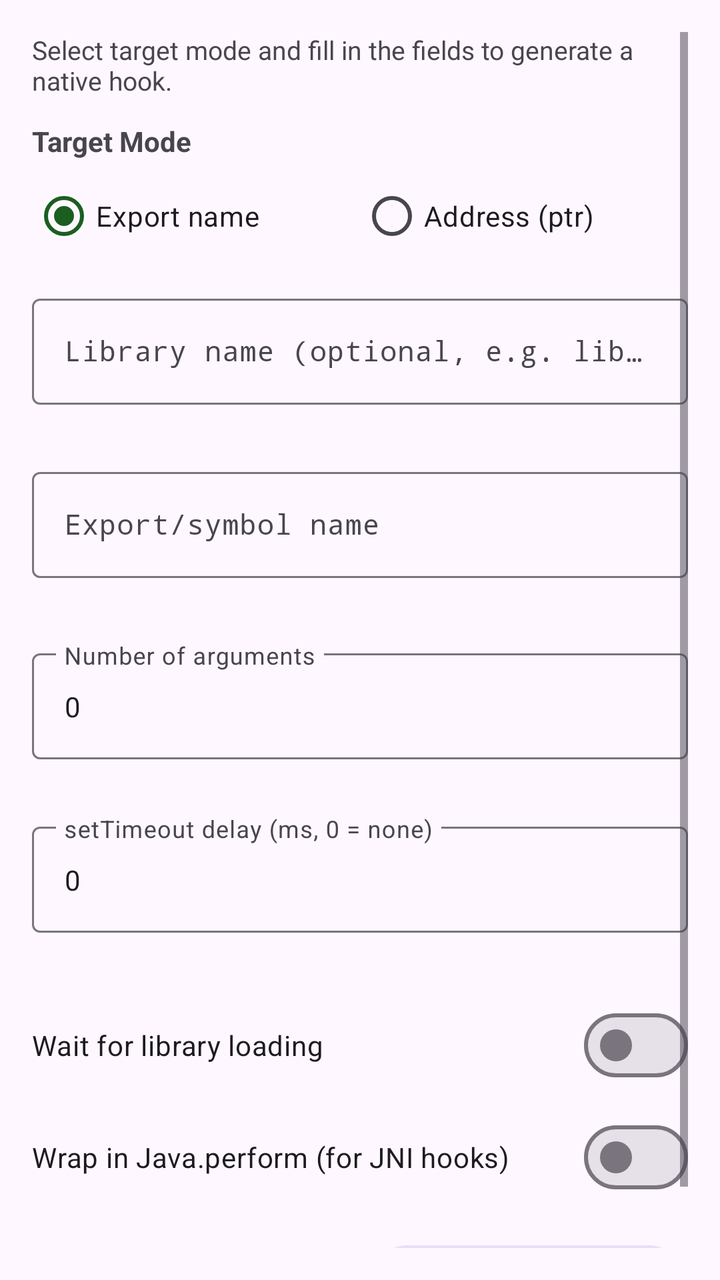
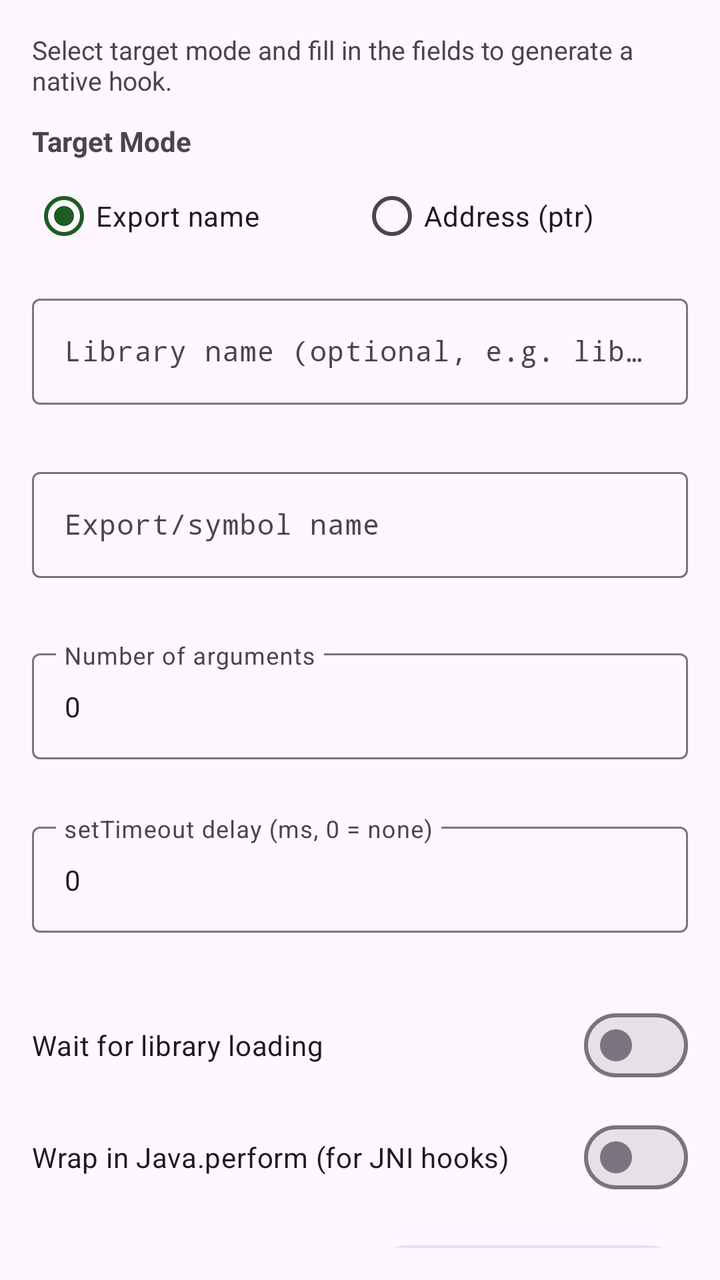

Before-and-after screenshots of an Android layout around one commit, followed by the original layout XML and the change that was made.
<!-- AndroidManifest.xml: application theme AppTheme -->
<!-- res/layout/fragment_native_hook.xml -->
<?xml version="1.0" encoding="utf-8"?>
<androidx.coordinatorlayout.widget.CoordinatorLayout xmlns:android="http://schemas.android.com/apk/res/android"
    xmlns:app="http://schemas.android.com/apk/res-auto"
    android:id="@+id/coordinator"
    android:layout_width="match_parent"
    android:layout_height="match_parent">

<ScrollView
    android:layout_width="match_parent"
    android:layout_height="match_parent"
    android:padding="16dp">

    <LinearLayout
        android:layout_width="match_parent"
        android:layout_height="wrap_content"
        android:orientation="vertical">

        <TextView
            android:id="@+id/text_helper"
            android:layout_width="match_parent"
            android:layout_height="wrap_content"
            android:text="@string/helper_native_hook"
            android:textColor="?android:textColorSecondary"
            android:textSize="13sp"
            android:layout_marginBottom="12dp" />

        
        <TextView
            android:layout_width="wrap_content"
            android:layout_height="wrap_content"
            android:text="@string/label_target_mode"
            android:textStyle="bold"
            android:textSize="14sp" />

        <RadioGroup
            android:id="@+id/radio_target_mode"
            android:layout_width="match_parent"
            android:layout_height="wrap_content"
            android:orientation="horizontal"
            android:layout_marginTop="4dp">

            <com.google.android.material.radiobutton.MaterialRadioButton
                android:id="@+id/radio_export"
                android:layout_width="0dp"
                android:layout_height="wrap_content"
                android:layout_weight="1"
                android:minHeight="48dp"
                android:text="@string/radio_export"
                android:checked="true" />

            <com.google.android.material.radiobutton.MaterialRadioButton
                android:id="@+id/radio_address"
                android:layout_width="0dp"
                android:layout_height="wrap_content"
                android:layout_weight="1"
                android:minHeight="48dp"
                android:text="@string/radio_address" />

        </RadioGroup>

        
        <com.google.android.material.textfield.TextInputLayout
            android:id="@+id/layout_lib_name"
            android:layout_width="match_parent"
            android:layout_height="wrap_content"
            android:layout_marginTop="12dp"
            android:hint="@string/hint_lib_name"
            app:errorEnabled="true"
            style="@style/Widget.Material3.TextInputLayout.OutlinedBox">

            <com.google.android.material.textfield.TextInputEditText
                android:id="@+id/edit_lib_name"
                android:layout_width="match_parent"
                android:layout_height="wrap_content"
                android:inputType="text"
                android:imeOptions="actionNext"
                android:maxLength="256"
                android:fontFamily="monospace"
                android:textSize="14sp" />

        </com.google.android.material.textfield.TextInputLayout>

        
        <com.google.android.material.textfield.TextInputLayout
            android:id="@+id/layout_export_name"
            android:layout_width="match_parent"
            android:layout_height="wrap_content"
            android:layout_marginTop="8dp"
            android:hint="@string/hint_export_name"
            app:errorEnabled="true"
            style="@style/Widget.Material3.TextInputLayout.OutlinedBox">

            <com.google.android.material.textfield.TextInputEditText
                android:id="@+id/edit_export_name"
                android:layout_width="match_parent"
                android:layout_height="wrap_content"
                android:inputType="text"
                android:imeOptions="actionNext"
                android:maxLength="512"
                android:fontFamily="monospace"
                android:textSize="14sp" />

        </com.google.android.material.textfield.TextInputLayout>

        
        <com.google.android.material.textfield.TextInputLayout
            android:id="@+id/layout_address_field"
            android:layout_width="match_parent"
            android:layout_height="wrap_content"
            android:layout_marginTop="8dp"
            android:hint="@string/hint_address"
            android:visibility="gone"
            app:errorEnabled="true"
            style="@style/Widget.Material3.TextInputLayout.OutlinedBox">

            <com.google.android.material.textfield.TextInputEditText
                android:id="@+id/edit_address"
                android:layout_width="match_parent"
                android:layout_height="wrap_content"
                android:inputType="text"
                android:imeOptions="actionNext"
                android:maxLength="20"
                android:fontFamily="monospace"
                android:textSize="14sp" />

        </com.google.android.material.textfield.TextInputLayout>

        
        <com.google.android.material.textfield.TextInputLayout
            android:id="@+id/layout_arg_count"
            android:layout_width="match_parent"
            android:layout_height="wrap_content"
            android:layout_marginTop="12dp"
            android:hint="@string/hint_arg_count"
            app:errorEnabled="true"
            style="@style/Widget.Material3.TextInputLayout.OutlinedBox">

            <com.google.android.material.textfield.TextInputEditText
                android:id="@+id/edit_arg_count"
                android:layout_width="match_parent"
                android:layout_height="wrap_content"
                android:inputType="number"
                android:imeOptions="actionNext"
                android:maxLength="3"
                android:text="0"
                android:textSize="14sp" />

        </com.google.android.material.textfield.TextInputLayout>

        <com.google.android.material.textfield.TextInputLayout
            android:id="@+id/layout_timeout"
            android:layout_width="match_parent"
            android:layout_height="wrap_content"
            android:layout_marginTop="8dp"
            android:hint="@string/hint_timeout_ms"
            app:errorEnabled="true"
            style="@style/Widget.Material3.TextInputLayout.OutlinedBox">

            <com.google.android.material.textfield.TextInputEditText
                android:id="@+id/edit_timeout"
                android:layout_width="match_parent"
                android:layout_height="wrap_content"
                android:inputType="number"
                android:imeOptions="actionDone"
                android:maxLength="6"
                android:text="0"
                android:textSize="14sp" />

        </com.google.android.material.textfield.TextInputLayout>

        
        <com.google.android.material.materialswitch.MaterialSwitch
            android:id="@+id/switch_wait_for_load"
            android:layout_width="match_parent"
            android:layout_height="wrap_content"
            android:layout_marginTop="12dp"
            android:text="@string/switch_wait_for_load" />

        <com.google.android.material.materialswitch.MaterialSwitch
            android:id="@+id/switch_wrap_perform"
            android:layout_width="match_parent"
            android:layout_height="wrap_content"
            android:layout_marginTop="8dp"
            android:text="@string/switch_wrap_perform" />

        <LinearLayout
            android:layout_width="match_parent"
            android:layout_height="wrap_content"
            android:orientation="horizontal"
            android:layout_marginTop="16dp">

            <com.google.android.material.button.MaterialButton
                android:id="@+id/btn_generate"
                android:layout_width="0dp"
                android:layout_height="wrap_content"
                android:layout_weight="1"
                android:text="@string/btn_generate"
                android:layout_marginEnd="4dp"
                app:icon="@android:drawable/ic_menu_edit" />

            <com.google.android.material.button.MaterialButton
                android:id="@+id/btn_add_to_queue"
                android:layout_width="0dp"
                android:layout_height="wrap_content"
                android:layout_weight="1"
                android:text="@string/btn_add_to_queue"
                android:layout_marginStart="4dp"
                style="@style/Widget.Material3.Button.TonalButton" />

        </LinearLayout>

        
        <TextView
            android:id="@+id/label_queue"
            android:layout_width="wrap_content"
            android:layout_height="wrap_content"
            android:layout_marginTop="16dp"
            android:textStyle="bold"
            android:textSize="14sp"
            android:visibility="gone" />

        <androidx.recyclerview.widget.RecyclerView
            android:id="@+id/recycler_queue"
            android:layout_width="match_parent"
            android:layout_height="wrap_content"
            android:nestedScrollingEnabled="false"
            android:visibility="gone" />

        <LinearLayout
            android:id="@+id/layout_queue_actions"
            android:layout_width="match_parent"
            android:layout_height="wrap_content"
            android:orientation="horizontal"
            android:layout_marginTop="8dp"
            android:visibility="gone">

            <com.google.android.material.button.MaterialButton
                android:id="@+id/btn_compose"
                android:layout_width="0dp"
                android:layout_height="wrap_content"
                android:layout_weight="1"
                android:text="@string/btn_compose_script"
                android:layout_marginEnd="4dp" />

            <com.google.android.material.button.MaterialButton
                android:id="@+id/btn_clear_queue"
                android:layout_width="0dp"
                android:layout_height="wrap_content"
                android:layout_weight="1"
                android:text="@string/btn_clear_queue"
                android:layout_marginStart="4dp"
                style="@style/Widget.Material3.Button.OutlinedButton" />

        </LinearLayout>

        <LinearLayout
            android:id="@+id/layout_output_section"
            android:layout_width="match_parent"
            android:layout_height="wrap_content"
            android:orientation="vertical"
            android:visibility="gone">

            <LinearLayout
                android:layout_width="match_parent"
                android:layout_height="wrap_content"
                android:orientation="horizontal"
                android:gravity="center_vertical"
                android:layout_marginTop="20dp">

                <TextView
                    android:id="@+id/label_output"
                    android:layout_width="0dp"
                    android:layout_height="wrap_content"
                    android:layout_weight="1"
                    android:text="@string/label_output"
                    android:textStyle="bold"
                    android:textSize="14sp" />

                <com.google.android.material.button.MaterialButton
                    android:id="@+id/btn_edit"
                    android:layout_width="wrap_content"
                    android:layout_height="36dp"
                    android:text="@string/btn_edit"
                    android:textSize="12sp"
                    style="@style/Widget.Material3.Button.TextButton" />

                <com.google.android.material.button.MaterialButton
                    android:id="@+id/btn_reset"
                    android:layout_width="wrap_content"
                    android:layout_height="36dp"
                    android:text="@string/btn_reset"
                    android:textSize="12sp"
                    android:visibility="gone"
                    style="@style/Widget.Material3.Button.TextButton" />

            </LinearLayout>

            <HorizontalScrollView
                android:id="@+id/scroll_output"
                android:layout_width="match_parent"
                android:layout_height="wrap_content"
                android:layout_marginTop="8dp">

                <TextView
                    android:id="@+id/text_output"
                    android:layout_width="wrap_content"
                    android:layout_height="wrap_content"
                    android:padding="16dp"
                    android:background="@color/code_bg"
                    android:textColor="@color/code_text"
                    android:fontFamily="monospace"
                    android:textSize="12sp"
                    android:textIsSelectable="true"
                    android:accessibilityLiveRegion="polite" />

            </HorizontalScrollView>

            <EditText
                android:id="@+id/edit_output"
                android:layout_width="match_parent"
                android:layout_height="wrap_content"
                android:layout_marginTop="8dp"
                android:padding="16dp"
                android:background="@color/code_bg"
                android:textColor="@color/code_text"
                android:fontFamily="monospace"
                android:textSize="12sp"
                android:inputType="textMultiLine"
                android:gravity="top|start"
                android:minLines="3"
                android:scrollHorizontally="true"
                android:visibility="gone" />

            <com.google.android.material.button.MaterialButton
                android:id="@+id/btn_copy"
                android:layout_width="match_parent"
                android:layout_height="wrap_content"
                android:layout_marginTop="12dp"
                android:text="@string/btn_copy"
                style="@style/Widget.Material3.Button.TonalButton" />

            <com.google.android.material.button.MaterialButton
                android:id="@+id/btn_export"
                android:layout_width="match_parent"
                android:layout_height="wrap_content"
                android:layout_marginTop="8dp"
                android:text="@string/btn_export"
                style="@style/Widget.Material3.Button.OutlinedButton" />

        </LinearLayout>

    </LinearLayout>
</ScrollView>
</androidx.coordinatorlayout.widget.CoordinatorLayout>
<!-- resources referenced by this layout -->
<resources>
  <color name="code_bg">#263238</color>
  <color name="code_text">#A5D6A7</color>
  <string name="btn_add_to_queue">Add to Queue</string>
  <string name="btn_clear_queue">Clear Queue</string>
  <string name="btn_compose_script">Compose Script</string>
  <string name="btn_copy">Copy to Clipboard</string>
  <string name="btn_edit">Edit</string>
  <string name="btn_export">Export to File</string>
  <string name="btn_generate">Generate Script</string>
  <string name="btn_reset">Reset</string>
  <string name="helper_native_hook">Select target mode and fill in the fields to generate a native hook.</string>
  <string name="hint_address">Address (e.g. 0xDEAD)</string>
  <string name="hint_arg_count">Number of arguments</string>
  <string name="hint_export_name">Export/symbol name</string>
  <string name="hint_lib_name">Library name (optional, e.g. libnative.so)</string>
  <string name="hint_timeout_ms">setTimeout delay (ms, 0 = none)</string>
  <string name="label_output">Generated Script</string>
  <string name="label_target_mode">Target Mode</string>
  <string name="radio_address">Address (ptr)</string>
  <string name="radio_export">Export name</string>
  <string name="switch_wait_for_load">Wait for library loading</string>
  <string name="switch_wrap_perform">Wrap in Java.perform (for JNI hooks)</string>
  <style name="AppTheme" parent="Theme.Material3.DayNight.NoActionBar">
          <item name="colorPrimary">@color/primary</item>
          <item name="colorPrimaryContainer">@color/primary_dark</item>
          <item name="colorOnPrimary">@android:color/white</item>
          <item name="colorSecondary">@color/accent</item>
          <item name="android:statusBarColor">@color/primary_dark</item>
      </style>
  <color name="primary">#1B5E20</color>
  <color name="primary_dark">#003300</color>
  <color name="accent">#4CAF50</color>
</resources>

<!-- the commit's change to res/layout/fragment_native_hook.xml (unified diff, before → after) -->
@@ -5,7 +5,7 @@
     android:layout_width="match_parent"
     android:layout_height="match_parent">
 
-<ScrollView
+<androidx.core.widget.NestedScrollView
     android:layout_width="match_parent"
     android:layout_height="match_parent"
     android:padding="16dp">
@@ -275,6 +275,14 @@
                     android:text="@string/label_output"
                     android:textStyle="bold"
                     android:textSize="14sp" />
+
+                <com.google.android.material.button.MaterialButton
+                    android:id="@+id/btn_wrap"
+                    android:layout_width="wrap_content"
+                    android:layout_height="36dp"
+                    android:text="@string/btn_wrap"
+                    android:textSize="12sp"
+                    style="@style/Widget.Material3.Button.TextButton" />
 
                 <com.google.android.material.button.MaterialButton
                     android:id="@+id/btn_edit"
@@ -315,8 +323,8 @@
 
             </HorizontalScrollView>
 
-            <EditText
-                android:id="@+id/edit_output"
+            <TextView
+                android:id="@+id/text_output_wrap"
                 android:layout_width="match_parent"
                 android:layout_height="wrap_content"
                 android:layout_marginTop="8dp"
@@ -325,10 +333,25 @@
                 android:textColor="@color/code_text"
                 android:fontFamily="monospace"
                 android:textSize="12sp"
-                android:inputType="textMultiLine"
+                android:textIsSelectable="true"
+                android:visibility="gone"
+                android:accessibilityLiveRegion="polite" />
+
+            <EditText
+                android:id="@+id/edit_output"
+                android:layout_width="match_parent"
+                android:layout_height="wrap_content"
+                android:layout_marginTop="8dp"
+                android:padding="16dp"
+                android:background="@color/code_bg"
+                android:textColor="@color/code_text"
+                android:fontFamily="monospace"
+                android:textSize="12sp"
+                android:inputType="textMultiLine|textNoSuggestions|textVisiblePassword"
                 android:gravity="top|start"
                 android:minLines="3"
                 android:scrollHorizontally="true"
+                android:importantForAutofill="no"
                 android:visibility="gone" />
 
             <com.google.android.material.button.MaterialButton
@@ -350,5 +373,5 @@
         </LinearLayout>
 
     </LinearLayout>
-</ScrollView>
+</androidx.core.widget.NestedScrollView>
 </androidx.coordinatorlayout.widget.CoordinatorLayout>
<!-- resource entries referenced after the edit -->
@@ -10,6 +10,7 @@
   <string name="btn_export">Export to File</string>
   <string name="btn_generate">Generate Script</string>
   <string name="btn_reset">Reset</string>
+  <string name="btn_wrap">Wrap</string>
   <string name="helper_native_hook">Select target mode and fill in the fields to generate a native hook.</string>
   <string name="hint_address">Address (e.g. 0xDEAD)</string>
   <string name="hint_arg_count">Number of arguments</string>
